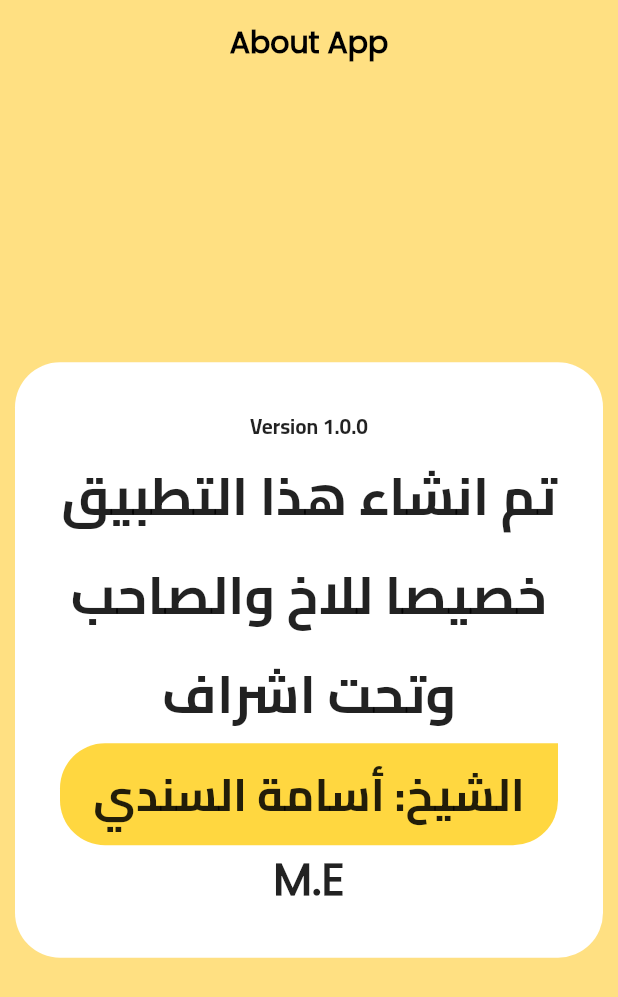
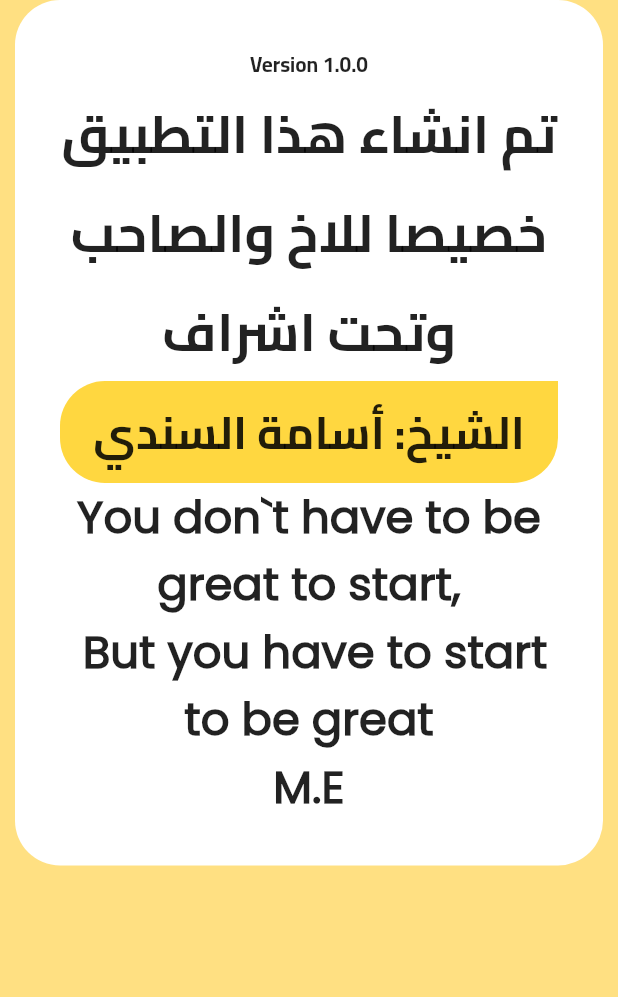
Before and after one commit to TPMELHELW/quraan, a Flutter app: the AboutApp screen opened directly, on a phone screen of 412 x 824 dp. Shown: the top 997 px of the screen. Run offline on Flutter 3.47's test engine with Material 2 defaults, Android fonts, the light colour scheme and no system bars; our stand-ins replace audioplayers, flutter_spinkit, get, liquid_swipe, shared_preferences; missing offline and left inert: arabic_tools; accounts and stored records are empty.

Commit message:
final optimization

```diff
--- a/lib/controller/searchcontroller.dart
+++ b/lib/controller/searchcontroller.dart
@@ -24,7 +24,9 @@ class SearchAyahController extends GetxController {
           inf.add(surah['name']);
           infMainId.add(surah['id']);
           infArrayId.add(surah['array'][index]['id']);
-        } else {}
+        } else {
+
+        }
       });
     }
 
--- a/lib/controller/splashscreencontroller.dart
+++ b/lib/controller/splashscreencontroller.dart
@@ -4,7 +4,7 @@ import 'package:quraan/main.dart';
 class SplashScreenController extends GetxController {
   @override
   void onInit() {
-    Future.delayed(const Duration(seconds: 6)).then((value) {
+    Future.delayed(const Duration(seconds: 3)).then((value) {
       Get.offAll(() => const StackScreen());
     });
     super.onInit();
--- a/lib/view/screen/aboutapp.dart
+++ b/lib/view/screen/aboutapp.dart
@@ -7,20 +7,9 @@ class AboutApp extends StatelessWidget {
   Widget build(BuildContext context) {
     return Scaffold(
       backgroundColor: Colors.amber[200],
-      appBar: AppBar(
-        leading: const SizedBox(),
-        title: const Text(
-          "About App",
-          style: TextStyle(
-              color: Colors.black,
-              fontFamily: 'poppins',
-              fontWeight: FontWeight.bold),
-        ),
-        centerTitle: true,
-        elevation: 0,
-        backgroundColor: Colors.transparent,
-      ),
-      body: Column(
+      body: SafeArea(
+        child: SingleChildScrollView(
+          child: Column(
             mainAxisAlignment: MainAxisAlignment.center,
             crossAxisAlignment: CrossAxisAlignment.stretch,
             children: [
@@ -70,6 +59,15 @@ class AboutApp extends StatelessWidget {
                       ),
                     ),
                     const Text(
+                      "You don`t have to be great to start, \n But you have to start to be great",
+                      textAlign: TextAlign.center,
+                      style: TextStyle(
+                        fontFamily: 'poppins',
+                        fontWeight: FontWeight.bold,
+                        fontSize: 30,
+                      ),
+                    ),
+                    const Text(
                       "M.E",
                       textAlign: TextAlign.center,
                       style: TextStyle(
@@ -83,6 +81,8 @@ class AboutApp extends StatelessWidget {
               ),
             ],
           ),
+        ),
+      ),
     );
   }
 }
--- a/lib/view/widget/detailsurah.dart
+++ b/lib/view/widget/detailsurah.dart
@@ -30,11 +30,11 @@ class DetailSurah extends StatelessWidget {
                                       color: Colors.green,
                                       borderRadius: BorderRadius.circular(10)),
                                   child: Text("${id[i]['id']}")),
-                              title: Text(
+                              title: SelectableText(
                                 "${id[i]['ar']}",
                                 style: const TextStyle(fontFamily: 'poppins'),
                               ),
-                              subtitle: Text(
+                              subtitle: SelectableText(
                                 "${id[i]['en']}",
                                 style: const TextStyle(fontFamily: 'poppins'),
                               ),
@@ -57,7 +57,7 @@ class DetailSurah extends StatelessWidget {
                                           fontWeight: FontWeight.bold,
                                           fontFamily: "cairo"),
                                     ),
-                                    Text(
+                                    SelectableText(
                                       '${controller0[i]['text']}',
                                       textAlign: TextAlign.center,
                                       style:
```
Also changed, not shown: lib/controller/testcontroller.dart (deleted, +0 -23 lines), lib/view/screen/audioscreen.dart (+1 -11 lines), lib/view/screen/selectionscreen.dart (+15 -24 lines), lib/view/widget/containerview.dart (+7 -16 lines). Lines whose indentation alone changed are shown as unchanged.
